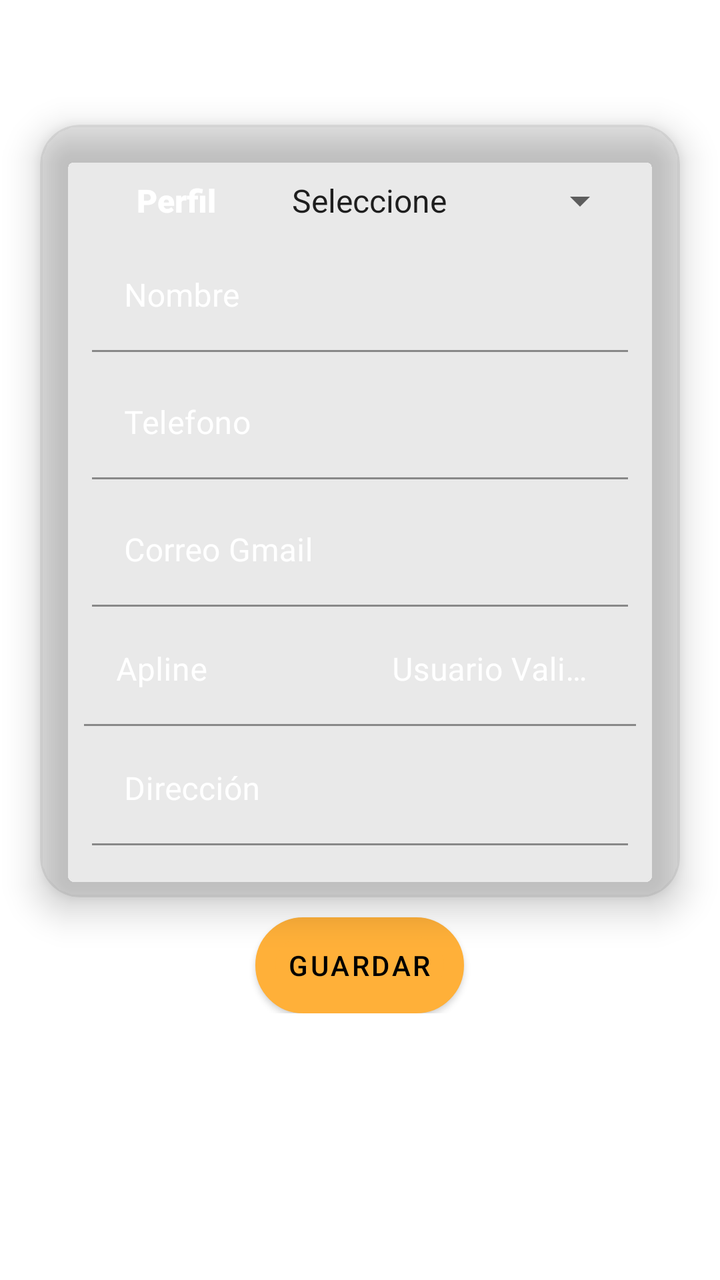
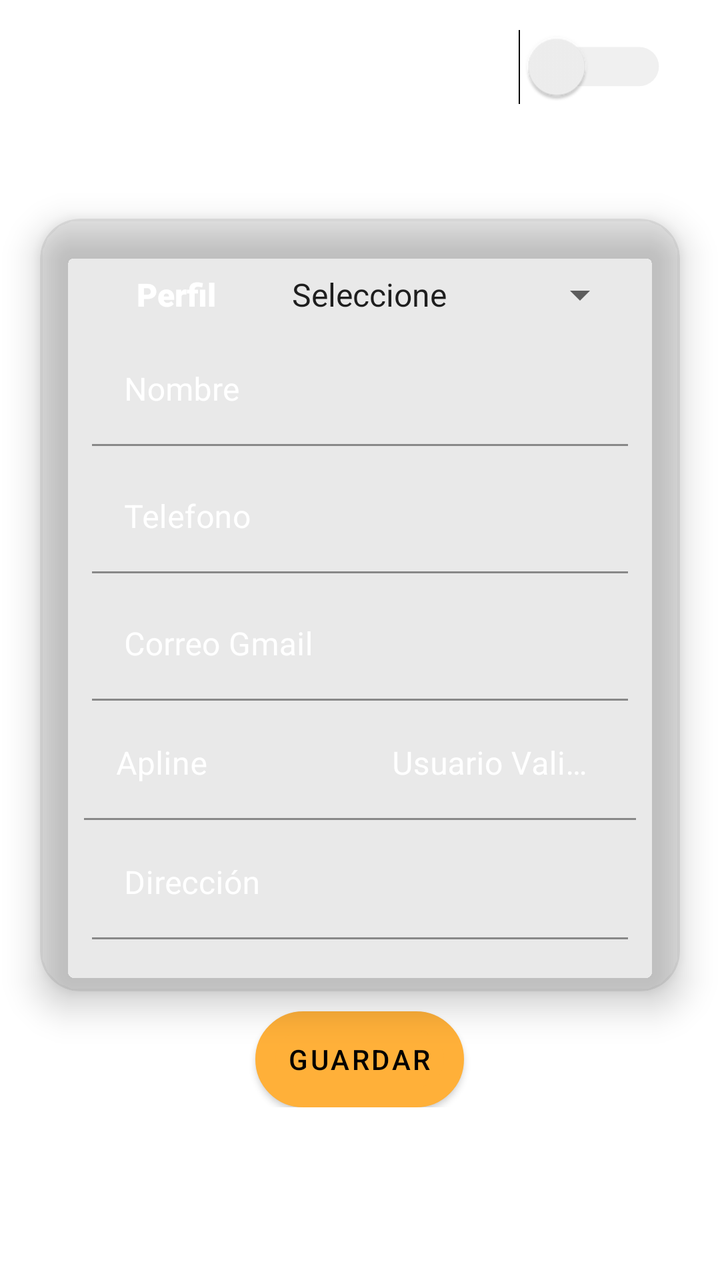

The first picture is an Android layout as it rendered before a commit; the second is the same layout after the commit. The layout source and the unified diff follow.
<!-- AndroidManifest.xml: application theme Theme.Eventos -->
<!-- res/layout/fragment_usuarios.xml -->
<?xml version="1.0" encoding="utf-8"?>
<RelativeLayout xmlns:android="http://schemas.android.com/apk/res/android"
    xmlns:app="http://schemas.android.com/apk/res-auto"
    xmlns:tools="http://schemas.android.com/tools"
    android:layout_width="match_parent"
    android:layout_height="match_parent"
    tools:context=".usuario.Usuarios">

    <ScrollView
        android:layout_width="match_parent"
        android:layout_height="match_parent">

        <LinearLayout
            android:layout_width="match_parent"
            android:layout_height="wrap_content"
            android:orientation="vertical">

            <TextView
                android:id="@+id/textView_titulo"
                android:layout_width="match_parent"
                android:layout_height="wrap_content"
                android:layout_margin="10dp"
                android:layout_marginEnd="0dp"
                android:text="@string/NuevoUsuario"
                android:theme="@style/texto_titulo" />

            <androidx.cardview.widget.CardView
                android:layout_width="match_parent"
                android:layout_height="match_parent"
                android:layout_marginLeft="20sp"
                android:layout_marginTop="10sp"
                android:layout_marginRight="20sp"
                android:layout_marginBottom="10sp"
                app:cardBackgroundColor="@color/fondo_cardView"
                app:cardCornerRadius="20dp"
                app:cardElevation="10sp">

                <LinearLayout
                    android:layout_width="match_parent"
                    android:layout_height="match_parent"
                    android:layout_margin="22sp"
                    android:orientation="vertical">

                    <LinearLayout
                        android:layout_width="match_parent"
                        android:layout_height="match_parent"
                        android:layout_weight="1"
                        android:orientation="horizontal">

                        <TextView
                            android:id="@+id/textView6"
                            android:layout_width="match_parent"
                            android:layout_height="wrap_content"
                            android:layout_margin="4dp"
                            android:layout_weight="2"
                            android:gravity="center"
                            android:text="@string/Perfil"
                            android:theme="@style/texto_sub_titulo"
                            tools:ignore="NestedWeights,TextContrastCheck" />

                        <Spinner
                            android:id="@+id/spinnerTipo"
                            android:layout_width="match_parent"
                            android:layout_height="wrap_content"
                            android:layout_margin="4dp"
                            android:layout_weight="1"

                            android:entries="@array/Tipo"
                            tools:ignore="TouchTargetSizeCheck" />
                    </LinearLayout>

                    <com.google.android.material.textfield.TextInputLayout
                        android:layout_width="match_parent"
                        android:layout_height="match_parent"
                        android:layout_weight="1"
                        android:textColorHint="@color/white">

                        <com.google.android.material.textfield.TextInputEditText
                            android:id="@+id/editText_nombre"
                            android:layout_width="match_parent"
                            android:layout_height="match_parent"
                            android:layout_margin="4dp"
                            android:background="@color/trasparente"
                            android:hint="@string/Nombre"
                            android:inputType="textAutoComplete|textCapWords"
                            android:textColor="@color/white"
                            android:textSize="16sp"
                            tools:ignore="TextContrastCheck" />
                    </com.google.android.material.textfield.TextInputLayout>

                    <com.google.android.material.textfield.TextInputLayout
                        android:layout_width="match_parent"
                        android:layout_height="match_parent"
                        android:layout_weight="1"
                        android:textColorHint="@color/white">

                        <com.google.android.material.textfield.TextInputEditText
                            android:id="@+id/editText_telefono"
                            android:layout_width="match_parent"
                            android:layout_height="match_parent"
                            android:layout_margin="4dp"
                            android:background="@color/trasparente"
                            android:hint="@string/Telefono"
                            android:inputType="phone"
                            android:textColor="@color/white"
                            android:textSize="16sp"
                            tools:ignore="TextContrastCheck" />
                    </com.google.android.material.textfield.TextInputLayout>

                    <com.google.android.material.textfield.TextInputLayout
                        android:layout_width="match_parent"
                        android:layout_height="match_parent"
                        android:layout_weight="1"
                        android:textColorHint="@color/white">

                        <com.google.android.material.textfield.TextInputEditText
                            android:id="@+id/editText_correoGmail"
                            android:layout_width="match_parent"
                            android:layout_height="match_parent"
                            android:layout_margin="4dp"
                            android:background="@color/trasparente"
                            android:hint="@string/CorreoGmail"
                            android:inputType="textEmailAddress"
                            android:textColor="@color/white"
                            android:textSize="16sp"
                            tools:ignore="TextContrastCheck" />
                    </com.google.android.material.textfield.TextInputLayout>

                    <LinearLayout
                        android:layout_width="match_parent"
                        android:layout_height="match_parent"
                        android:baselineAligned="false"
                        android:orientation="horizontal">


                        <com.google.android.material.textfield.TextInputLayout
                            android:layout_width="match_parent"
                            android:layout_height="match_parent"
                            android:layout_weight="1"
                            android:textColorHint="@color/white">

                            <com.google.android.material.textfield.TextInputEditText
                                android:id="@+id/editText_apline"
                                android:layout_width="match_parent"
                                android:layout_height="match_parent"
                                android:autofillHints="apline"
                                android:background="@color/trasparente"
                                android:hint="@string/Apline"
                                android:inputType="textAutoComplete|textCapSentences"
                                android:textColor="@color/white"
                                android:textColorHint="#6D4C41"
                                android:textSize="16sp"
                                tools:ignore="TextContrastCheck" />
                        </com.google.android.material.textfield.TextInputLayout>

                        <com.google.android.material.textfield.TextInputLayout
                            android:layout_width="match_parent"
                            android:layout_height="match_parent"
                            android:layout_weight="1"
                            android:textColorHint="@color/white">

                            <com.google.android.material.textfield.TextInputEditText
                                android:id="@+id/editText_usuarioValidus"
                                android:layout_width="match_parent"
                                android:layout_height="match_parent"
                                android:autofillHints="usuarioValidus"
                                android:background="@color/trasparente"
                                android:hint="@string/UsuarioValidus"
                                android:inputType="textPersonName"
                                android:textColor="@color/white"
                                android:textColorHint="#6D4C41"
                                android:textSize="16sp"
                                tools:ignore="TextContrastCheck" />
                        </com.google.android.material.textfield.TextInputLayout>


                    </LinearLayout>

                    <com.google.android.material.textfield.TextInputLayout
                        android:layout_width="match_parent"
                        android:layout_height="match_parent"
                        android:layout_weight="1"
                        android:textColorHint="@color/white">

                        <com.google.android.material.textfield.TextInputEditText
                            android:id="@+id/editText_direccion"
                            android:layout_width="match_parent"
                            android:layout_height="match_parent"
                            android:layout_margin="4dp"
                            android:background="@color/trasparente"
                            android:hint="@string/Direccion"
                            android:inputType="textMultiLine|textCapSentences"
                            android:textColor="@color/white"
                            android:textSize="16sp"
                            tools:ignore="TextContrastCheck" />
                    </com.google.android.material.textfield.TextInputLayout>

                </LinearLayout>

            </androidx.cardview.widget.CardView>


            <Button
                android:id="@+id/button_guardar"
                android:layout_width="wrap_content"
                android:layout_height="wrap_content"
                android:layout_gravity="center"
                android:background="@drawable/boton"
                android:textColor="@color/black"
                android:theme="@style/Botones"
                android:gravity="center"
                android:text="@string/Guardar"
            />



        </LinearLayout>

    </ScrollView>

    <TextView
        android:id="@+id/textView_edicion"
        android:layout_width="match_parent"
        android:layout_height="wrap_content"
        android:layout_alignParentBottom="true"
        android:gravity="center"
        android:textSize="11sp"
        android:textColor="#94FBFBFB" />
</RelativeLayout>
<!-- resources referenced by this layout -->
<resources>
  <string-array name="Tipo">
          <item>"Seleccione"</item>
          <item>Administrador</item>
          <item>Auditor</item>
          <item>Promotor</item>
      </string-array>
  <color name="black">#FF000000</color>
  <color name="fondo_cardView">#1E4A4947</color>
  <color name="trasparente">#00FFB039</color>
  <color name="white">#FFFFFFFF</color>
  <!-- drawable boton (drawable) -->
  <?xml version="1.0" encoding="utf-8"?>
  <selector xmlns:android="http://schemas.android.com/apk/res/android" >
      <item >
          <shape android:shape="rectangle"  >
              <corners android:radius="100dip" />
              <stroke android:width="10dip" android:color="@color/black" />
              <solid android:color="@color/amarillo" />
          </shape>
      </item>
  </selector>
  <string name="Apline">Apline</string>
  <string name="CorreoGmail">Correo Gmail</string>
  <string name="Direccion">Dirección</string>
  <string name="Guardar">Guardar</string>
  <string name="Nombre">Nombre</string>
  <string name="NuevoUsuario">Nuevo Usuario</string>
  <string name="Perfil">Perfil</string>
  <string name="Telefono">Telefono</string>
  <string name="UsuarioValidus">Usuario Validus</string>
  <style name="Botones" parent="Theme.AppCompat.Light.NoActionBar">
      <item name="android:background">@drawable/boton</item>
          <item name="android:textSize">14sp</item>
          <item name="colorPrimaryVariant">@color/black</item>
          <item name="colorPrimary">@color/amarillo</item>
      </style>
  <style name="texto_sub_titulo" parent="Theme.Eventos">
          <item name="android:textSize">16sp</item>
          <item name="android:textColor">@color/white</item>
          <item name="android:textStyle">bold</item>
          <item name="android:layout_margin">5sp</item>
          <item name="fontFamily">sans-serif-black</item>
      </style>
  <style name="texto_titulo" parent="Theme.Eventos">
          <item name="android:textSize">24sp</item>
          <item name="android:textColor">@color/white</item>
          <item name="android:textStyle">bold</item>
          <item name="android:gravity">center</item>
          <item name="fontFamily">sans-serif-black</item>
      </style>
  <style name="Theme.Eventos" parent="Theme.MaterialComponents.DayNight.DarkActionBar">
          
          <item name="colorPrimary">@color/amarilloFondo</item>
          <item name="colorPrimaryVariant">@color/amarillo</item>
          <item name="colorOnPrimary">@color/white</item>
          
          <item name="colorSecondary">@color/teal_200</item>
          <item name="colorSecondaryVariant">@color/teal_700</item>
          <item name="colorOnSecondary">@color/black</item>
          
  
          <item name="android:statusBarColor" tools:targetApi="l">?attr/colorPrimaryVariant</item>
  
          
          
          <item name="windowActionBar">false</item>
          <item name="windowNoTitle">true</item>
      </style>
  <color name="amarillo">#FFB039</color>
  <color name="amarilloFondo">#885A28</color>
  <color name="teal_200">#DF885A28</color>
  <color name="teal_700">#DF885A28</color>
</resources>

<!-- the commit's change to res/layout/fragment_usuarios.xml (unified diff, before → after) -->
@@ -14,6 +14,23 @@
             android:layout_width="match_parent"
             android:layout_height="wrap_content"
             android:orientation="vertical">
+
+            <Switch
+                android:id="@+id/switch_Acceso"
+                android:layout_width="wrap_content"
+                android:layout_height="wrap_content"
+                android:layout_gravity="end"
+                android:layout_marginTop="20dp"
+                android:layout_marginEnd="45dp"
+                android:layout_marginBottom="0dp"
+                android:gravity="end"
+                android:scaleX="1.4"
+                tools:checked="true"
+                android:scaleY="1.4"
+                android:text="@string/Acceso"
+                android:textColor="@color/white"
+                android:theme="@style/SwichAmarillo"
+                tools:ignore="UseSwitchCompatOrMaterialXml" />
 
             <TextView
                 android:id="@+id/textView_titulo"
@@ -123,6 +140,7 @@
                             android:inputType="textEmailAddress"
                             android:textColor="@color/white"
                             android:textSize="16sp"
+                            app:suffixText="@string/gmail"
                             tools:ignore="TextContrastCheck" />
                     </com.google.android.material.textfield.TextInputLayout>
 
<!-- resource entries referenced after the edit -->
@@ -21,6 +21,7 @@
           </shape>
       </item>
   </selector>
+  <string name="Acceso">Acceso</string>
   <string name="Apline">Apline</string>
   <string name="CorreoGmail">Correo Gmail</string>
   <string name="Direccion">Dirección</string>
@@ -30,11 +31,24 @@
   <string name="Perfil">Perfil</string>
   <string name="Telefono">Telefono</string>
   <string name="UsuarioValidus">Usuario Validus</string>
+  <string name="gmail">\@gmail.com</string>
   <style name="Botones" parent="Theme.AppCompat.Light.NoActionBar">
       <item name="android:background">@drawable/boton</item>
           <item name="android:textSize">14sp</item>
           <item name="colorPrimaryVariant">@color/black</item>
           <item name="colorPrimary">@color/amarillo</item>
+      </style>
+  <style name="SwichAmarillo" parent="Theme.AppCompat.Light">
+          
+          <item name="colorControlActivated">@color/amarillo</item>
+  
+          
+          <item name="colorSwitchThumbNormal">#f1f1f1
+          </item>
+  
+          
+          <item name="android:colorForeground">#42221f1f
+          </item>
       </style>
   <style name="texto_sub_titulo" parent="Theme.Eventos">
           <item name="android:textSize">16sp</item>
